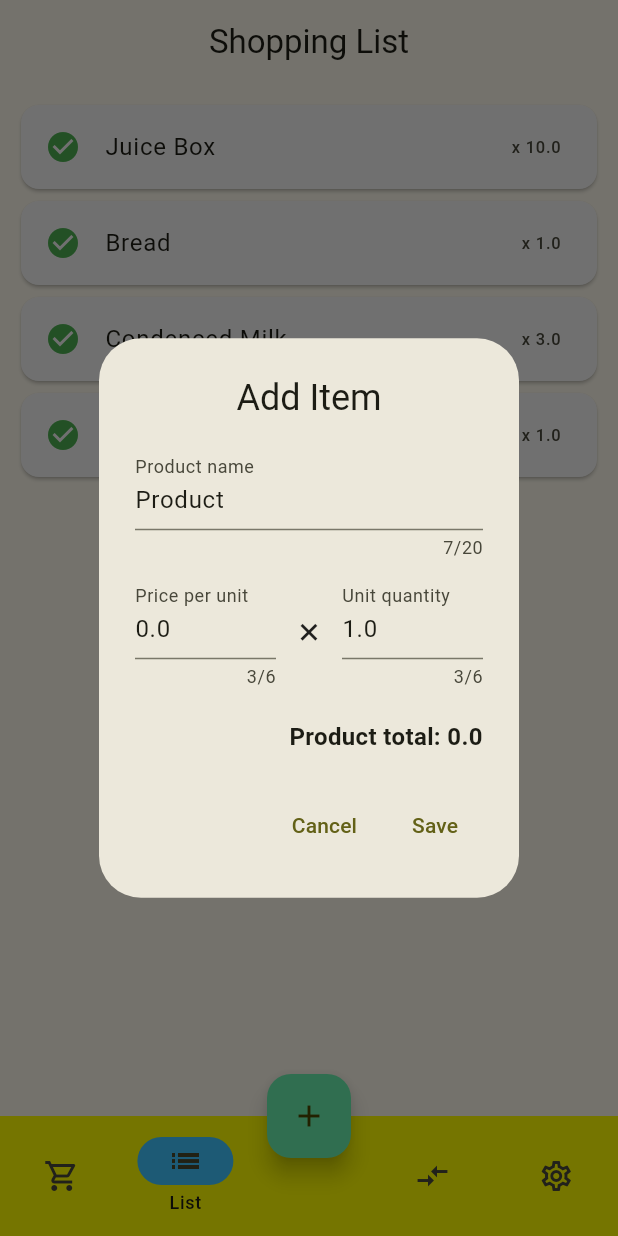
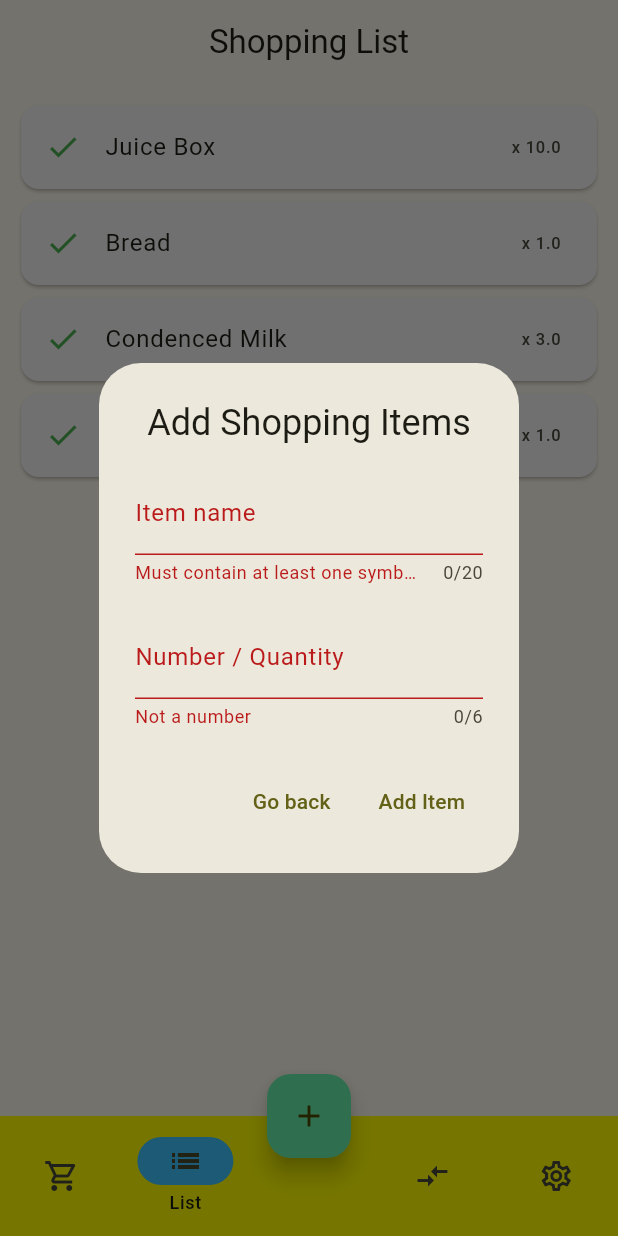
Before and after one commit to maxstirliz/es_calc, a Flutter app: the screen it shows after launch, item 2 of the bottom bar chosen, after a tap on the "add" icon, on a phone screen of 412 x 824 dp. Run offline on Flutter 3.47's test engine with Material 2 defaults, Android fonts, the phone set to English and light mode, and no system bars; our stand-ins replace flutter_riverpod.

Commit message:
Shopping list functional

```diff
--- a/lib/ui/screens/main_screen.dart
+++ b/lib/ui/screens/main_screen.dart
@@ -5,6 +5,7 @@ import 'package:es_calc/ui/screens/compare_prices.dart';
 import 'package:es_calc/ui/screens/settings.dart';
 import 'package:es_calc/ui/screens/shopping_cart.dart';
 import 'package:es_calc/ui/screens/shopping_list.dart';
+import 'package:es_calc/ui/widgets/add_item_dialog.dart';
 import 'package:es_calc/ui/widgets/product_dialog.dart';
 import 'package:flutter/material.dart';
 import 'package:flutter_riverpod/flutter_riverpod.dart';
@@ -27,8 +28,7 @@ class _MainScreenState extends ConsumerState<MainScreen> {
     Screen(
         screen: const ShoppingListScreen(), title: const Text('Shopping List')),
     null,
-    Screen(
-        screen: const CompareScreen(), title: const Text('Compare Prices')),
+    Screen(screen: const CompareScreen(), title: const Text('Compare Prices')),
     Screen(screen: const SettingsScreen(), title: const Text('Settings')),
   ];
 
@@ -47,17 +47,26 @@ class _MainScreenState extends ConsumerState<MainScreen> {
               ? FloatingActionButton(
                   backgroundColor: Colors.greenAccent,
                   onPressed: () async {
+                    if (currentNavigationIndex == 0) {
                       final updatedItem = await showDialog<ShoppingItem>(
                           context: context,
                           barrierDismissible: false,
-                        builder: (context) {
+                          builder: (_) {
                             return ProductDialog(
                               item: ShoppingItem(),
-                            title: 'Add Item',
+                              title: 'Add Product',
                             );
                           });
                       if (updatedItem != null) {
                         stateNotifier.addItem(updatedItem);
+                      }
+                    } else {
+                      showDialog(
+                          context: context,
+                          barrierDismissible: false,
+                          builder: (_) {
+                            return const AddItemDialog();
+                          });
                     }
                   },
                   child: const Icon(Icons.add),
--- a/lib/ui/screens/shopping_list.dart
+++ b/lib/ui/screens/shopping_list.dart
@@ -2,7 +2,6 @@ import 'package:es_calc/providers/shopping_list_provider.dart';
 import 'package:es_calc/ui/widgets/item_card.dart';
 import 'package:flutter/material.dart';
 import 'package:flutter_riverpod/flutter_riverpod.dart';
-
 
 class ShoppingListScreen extends ConsumerStatefulWidget {
   const ShoppingListScreen({super.key});
@@ -35,14 +34,11 @@ class _ShoppingListScreenState extends ConsumerState<ShoppingListScreen> {
                 ? const Center(
                     child: CircularProgressIndicator(),
                   )
-              : Expanded(
-                child: ListView.builder(
+                : ListView.builder(
                     itemCount: shoppingItems.length,
                     itemBuilder: (_, index) {
                       return ItemCard(item: shoppingItems[index]);
                     },
-                ),
-
                   );
           }),
     );
--- a/lib/ui/widgets/add_item_dialog.dart
+++ b/lib/ui/widgets/add_item_dialog.dart
@@ -0,0 +1,132 @@
+import 'package:es_calc/models/shopping_item.dart';
+import 'package:es_calc/providers/shopping_list_provider.dart';
+import 'package:flutter/material.dart';
+import 'package:flutter/services.dart';
+import 'package:flutter_riverpod/flutter_riverpod.dart';
+
+class AddItemDialog extends ConsumerStatefulWidget {
+  const AddItemDialog({
+    super.key,
+  });
+
+  @override
+  ConsumerState<AddItemDialog> createState() {
+    return _AddItemDialogState();
+  }
+}
+
+class _AddItemDialogState extends ConsumerState<AddItemDialog> {
+  final _formKey = GlobalKey<FormState>();
+  final List<ShoppingItem> newItems = [];
+  final _nameInputController = TextEditingController();
+  final _quantityInputController = TextEditingController();
+  final _nameFocusNode = FocusNode();
+  var editedItem = ShoppingItem(isBought: false);
+
+  @override
+  void dispose() {
+    _nameInputController.dispose();
+    _quantityInputController.dispose();
+    _nameFocusNode.dispose();
+    super.dispose();
+  }
+
+  String? _validateNumberInput(String value) {
+    if (double.tryParse(value) == null) {
+      return 'Not a number';
+    }
+    return null;
+  }
+
+  String? _validateTextInput(
+    String value,
+  ) {
+    if (value == '' || value.trim() == '') {
+      return 'Must contain at least one symbol';
+    }
+    editedItem.name = value;
+    return null;
+  }
+
+  @override
+  Widget build(BuildContext context) {
+    final stateNotifier = ref.watch(shoppingListProvider.notifier);
+
+    return AlertDialog(
+      title: const Text(
+        'Add Shopping Items',
+        textAlign: TextAlign.center,
+      ),
+      content: Form(
+        key: _formKey,
+        autovalidateMode: AutovalidateMode.always,
+        child: Column(
+          mainAxisSize: MainAxisSize.min,
+          children: [
+            TextFormField(
+              maxLines: 1,
+              maxLength: 20,
+              decoration: const InputDecoration(labelText: 'Item name'),
+              controller: _nameInputController,
+              focusNode: _nameFocusNode,
+              onChanged: (value) {
+                if (value == '' || value.trim() == '') {
+                  return;
+                }
+                editedItem.name = value;
+              },
+              validator: (value) => _validateTextInput(value!),
+            ),
+            const SizedBox(height: 20),
+            TextFormField(
+              maxLines: 1,
+              maxLength: 6,
+              onChanged: (value) {
+                if (double.tryParse(value) == null) {
+                  return;
+                }
+                editedItem.quantity = double.parse(value);
+              },
+              decoration: const InputDecoration(
+                labelText: 'Number / Quantity',
+              ),
+              controller: _quantityInputController,
+              validator: (value) => _validateNumberInput(value!),
+              keyboardType: TextInputType.number,
+              inputFormatters: [
+                FilteringTextInputFormatter.deny(RegExp(r'[ -]')),
+              ],
+            ),
+          ],
+        ),
+      ),
+      actions: [
+        TextButton(
+          style: TextButton.styleFrom(
+              textStyle: Theme.of(context).textTheme.labelLarge),
+          child: const Text('Go back'),
+          onPressed: () {
+            Navigator.of(context).pop();
+          },
+        ),
+        TextButton(
+          style: TextButton.styleFrom(
+              textStyle: Theme.of(context).textTheme.labelLarge),
+          child: const Text('Add Item'),
+          onPressed: () {
+            if (_formKey.currentState!.validate()) {
+              stateNotifier.addItem(editedItem);
+              editedItem = ShoppingItem(isBought: false);
+              _quantityInputController.text = '1';
+              _nameInputController.text = editedItem.name;
+              _nameFocusNode.requestFocus();
+              _nameInputController.selection = TextSelection(
+                  baseOffset: 0,
+                  extentOffset: _nameInputController.text.length);
+            }
+          },
+        ),
+      ],
+    );
+  }
+}
--- a/lib/ui/widgets/item_card.dart
+++ b/lib/ui/widgets/item_card.dart
@@ -30,13 +30,10 @@ class ItemCard extends ConsumerWidget {
         child: ListTile(
           leading: item.isBought
               ? const Icon(
-                  Icons.check_circle,
+                  Icons.check,
                   color: Colors.green,
                 )
-              : const Icon(
-                  Icons.add,
-                  color: Colors.red,
-                ),
+              : null,
           title: Text(item.name),
           trailing: Text('x ${item.quantity}'),
         ),
--- a/lib/ui/widgets/product_card.dart
+++ b/lib/ui/widgets/product_card.dart
@@ -67,7 +67,7 @@ class ProductCard extends ConsumerWidget {
                   builder: (context) {
                     return ProductDialog(
                       item: item,
-                      title: 'Edit Item',
+                      title: 'Edit Product',
                     );
                   });
               if (updatedItem != null) {
--- a/lib/ui/widgets/product_dialog.dart
+++ b/lib/ui/widgets/product_dialog.dart
@@ -169,8 +169,8 @@ class _ProductDialogState extends State<ProductDialog> {
           child: const Text('Save'),
           onPressed: () {
             if (_formKey.currentState!.validate()) {
-              _formKey.currentState!.save();
               widget.item.updateValues(editedItem);
+              widget.item.isBought = true;
               Navigator.of(context).pop<ShoppingItem>(widget.item);
             }
           },
```
Lines whose indentation alone changed are shown as unchanged.
